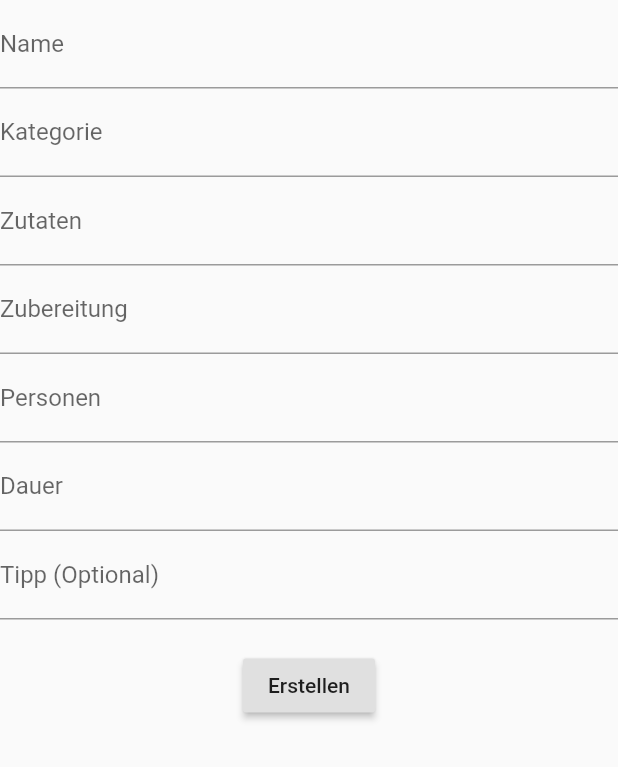
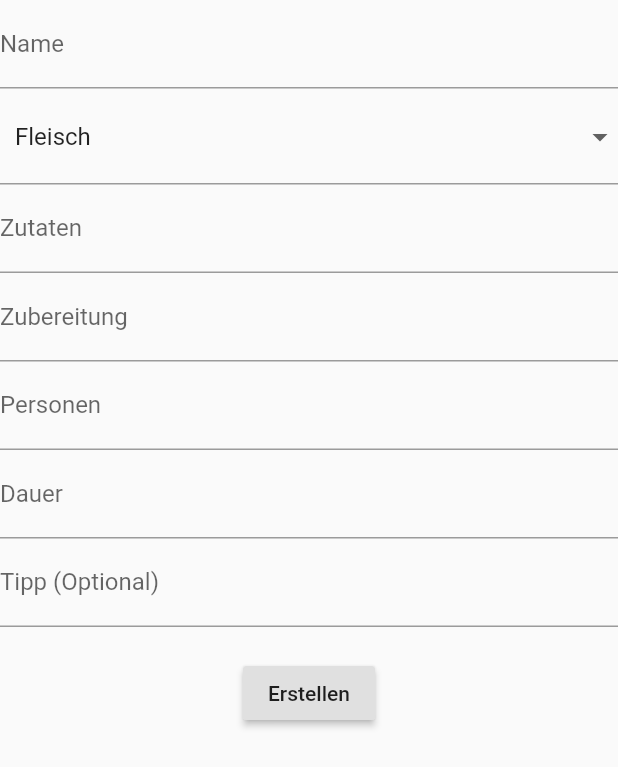
Before and after one commit to mmoosbac94/Rezeptbuch, a Flutter app: the CustomForm widget shown alone on an empty page, opened directly, on a phone screen of 412 x 824 dp. Shown: the top 767 px of the screen. Run offline on Flutter 3.47's test engine with Material 2 defaults, Android fonts, the light colour scheme and no system bars; generated files the repository leaves out were written again; network calls fail.

Commit message:
Implemented dropdown-menu for categories in add_recipe_dialog

```diff
--- a/lib/main.dart
+++ b/lib/main.dart
@@ -25,7 +25,7 @@ class MyApp extends StatelessWidget {
             create: (_) => RecipeUseCase(recipeRepository))
       ],
       child: MaterialApp(
-        title: 'Flutter Demo',
+        title: 'Flutter Rezeptbuch',
         theme: ThemeData(
           primarySwatch: Colors.blue,
           // This makes the visual density adapt to the platform that you run
--- a/lib/userinterface/add_recipe_dialog.dart
+++ b/lib/userinterface/add_recipe_dialog.dart
@@ -7,9 +7,6 @@ import 'package:recipeWebApp/usecases/recipe_usecase.dart';
 import '../models/recipe.dart';
 
 class AddRecipeDialog extends StatelessWidget {
-
-  final recipeNameController = TextEditingController();
-
   @override
   Widget build(BuildContext context) {
     return AlertDialog(
@@ -31,6 +28,7 @@ class CustomForm extends StatefulWidget {
 
 class CustomFormState extends State<CustomForm> {
   final _formKey = GlobalKey<FormState>();
+  final recipeNameController = TextEditingController();
 
   @override
   Widget build(BuildContext context) {
@@ -40,11 +38,10 @@ class CustomFormState extends State<CustomForm> {
           width: 500,
           child: Column(children: <Widget>[
             TextFormField(
+              controller: recipeNameController,
               decoration: InputDecoration(labelText: 'Name'),
             ),
-            TextFormField(
-              decoration: InputDecoration(labelText: 'Kategorie'),
-            ),
+            CategoriesDropDown(),
             TextFormField(decoration: InputDecoration(labelText: 'Zutaten')),
             TextFormField(
                 decoration: InputDecoration(labelText: 'Zubereitung')),
@@ -74,8 +71,8 @@ class CustomFormState extends State<CustomForm> {
 
   _createAndPostRecipe() async {
     Recipe recipe = Recipe(
-        name: 'TestName',
-        category: 'TestCategory',
+        name: recipeNameController.text,
+        category: CategoriesDropDownState._category,
         ingredients: ['Test1', 'Test2', 'Test3'],
         persons: 2,
         preparation: 'TestPreparation',
@@ -86,3 +83,35 @@ class CustomFormState extends State<CustomForm> {
         .addRecipe(recipe: recipe, context: context);
   }
 }
+
+class CategoriesDropDown extends StatefulWidget {
+  @override
+  CategoriesDropDownState createState() {
+    return CategoriesDropDownState();
+  }
+}
+
+class CategoriesDropDownState extends State<CategoriesDropDown> {
+  static final List<String> categories = ['Fleisch', 'Suppe'];
+  static String _category = categories[0];
+
+  @override
+  Widget build(BuildContext context) {
+    return DropdownButtonFormField(
+      items: categories.map((category) {
+        return DropdownMenuItem(
+          value: category,
+          child: Row(children: <Widget>[Text(category)]),
+        );
+      }).toList(),
+      onChanged: (newCategory) {
+        setState(() {
+          _category = newCategory;
+        });
+      },
+      value: _category,
+      decoration:
+          InputDecoration(contentPadding: EdgeInsets.fromLTRB(10, 20, 10, 20)),
+    );
+  }
+}
```
